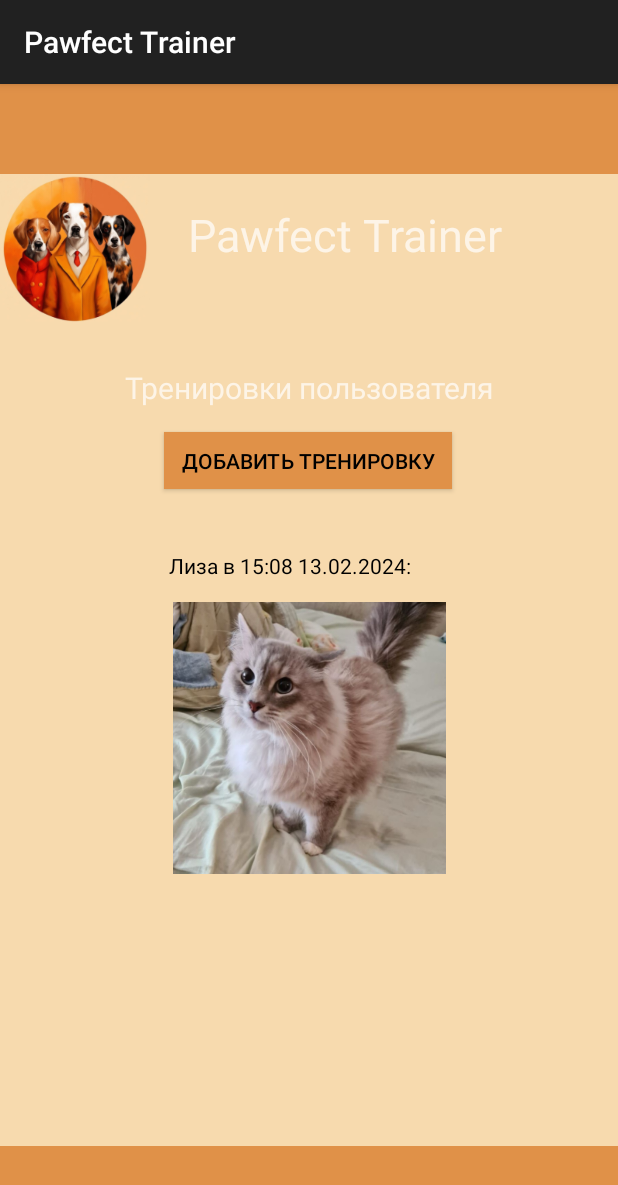
After one commit to moevm/adfmp1h24-dog_trainer, an Android app: the ShowUserMeTrainingsActivity screen opened directly, with no data from a screen before it, on a phone screen of 412 x 824 dp. The commit adds this screen. Shown: the top 1185 px of the screen. Run offline under Robolectric (Android 15) with nearby library versions, the phone set to English and light mode, and no system bars.

Commit message:
refs #4: created template of show user me trainings screen

```diff
--- a/DogTrainer/app/src/main/AndroidManifest.xml
+++ b/DogTrainer/app/src/main/AndroidManifest.xml
@@ -9,8 +9,8 @@
         android:icon="@mipmap/ic_launcher"
         android:label="@string/appName"
         android:roundIcon="@mipmap/ic_launcher_round"
+        android:supportsRtl="true"
         android:theme="@style/Theme.AppCompat"
-        android:supportsRtl="true"
         tools:targetApi="31">
         <activity
             android:name=".AuthUserActivity"
@@ -27,6 +27,9 @@
         <activity
             android:name=".ViewUserMeActivity"
             android:exported="false" />
+        <activity
+            android:name=".ShowUserMeTrainingsActivity"
+            android:exported="false" />
     </application>
 
 </manifest>
--- /dev/null
+++ b/DogTrainer/app/src/main/java/application_development_for_mobile_platforms/dog_trainer/ShowUserMeTrainingsActivity.kt
@@ -0,0 +1,11 @@
+package application_development_for_mobile_platforms.dog_trainer
+
+import androidx.appcompat.app.AppCompatActivity
+import android.os.Bundle
+
+class ShowUserMeTrainingsActivity : AppCompatActivity() {
+    override fun onCreate(savedInstanceState: Bundle?) {
+        super.onCreate(savedInstanceState)
+        setContentView(R.layout.activity_show_user_me_trainings)
+    }
+}
--- /dev/null
+++ b/DogTrainer/app/src/main/res/layout/activity_show_user_me_trainings.xml
@@ -0,0 +1,112 @@
+<?xml version="1.0" encoding="utf-8"?>
+<androidx.constraintlayout.widget.ConstraintLayout xmlns:android="http://schemas.android.com/apk/res/android"
+    xmlns:app="http://schemas.android.com/apk/res-auto"
+    xmlns:tools="http://schemas.android.com/tools"
+    android:layout_width="match_parent"
+    android:layout_height="match_parent"
+    tools:context=".ShowUserMeTrainingsActivity"
+    android:background="@color/mainBackground">
+
+    <View
+        android:id="@+id/topRectangle"
+        android:layout_width="match_parent"
+        android:layout_height="60dp"
+        android:layout_alignParentTop="true"
+        android:background="@color/mainElements"
+        android:visibility="visible"
+        app:layout_constraintEnd_toEndOf="parent"
+        app:layout_constraintHorizontal_bias="1.0"
+        app:layout_constraintStart_toStartOf="parent"
+        app:layout_constraintTop_toTopOf="parent" />
+
+    <ImageView
+        android:id="@+id/appLogo"
+        android:layout_width="100dp"
+        android:layout_height="100dp"
+        android:layout_marginTop="60dp"
+        android:contentDescription="@string/appLogo"
+        app:layout_constraintBottom_toBottomOf="parent"
+        app:layout_constraintEnd_toEndOf="parent"
+        app:layout_constraintHorizontal_bias="0.0"
+        app:layout_constraintStart_toStartOf="parent"
+        app:layout_constraintTop_toTopOf="parent"
+        app:layout_constraintVertical_bias="0.0"
+        app:srcCompat="@drawable/app_logo" />
+
+    <TextView
+        android:id="@+id/appName"
+        android:layout_width="wrap_content"
+        android:layout_height="wrap_content"
+        android:layout_marginStart="25dp"
+        android:layout_marginTop="80dp"
+        android:layout_marginEnd="57dp"
+        android:text="@string/appName"
+        android:textSize="30sp"
+        app:layout_constraintBottom_toBottomOf="parent"
+        app:layout_constraintEnd_toEndOf="parent"
+        app:layout_constraintHorizontal_bias="0.0"
+        app:layout_constraintStart_toEndOf="@+id/appLogo"
+        app:layout_constraintTop_toTopOf="parent"
+        app:layout_constraintVertical_bias="0.0" />
+
+    <View
+        android:id="@+id/footerRectangle"
+        android:layout_width="match_parent"
+        android:layout_height="60dp"
+        android:layout_alignParentTop="true"
+        android:layout_marginTop="660dp"
+        android:background="@color/mainElements"
+        android:visibility="visible"
+        app:layout_constraintBottom_toBottomOf="parent"
+        app:layout_constraintEnd_toEndOf="parent"
+        app:layout_constraintHorizontal_bias="0.0"
+        app:layout_constraintStart_toStartOf="parent"
+        app:layout_constraintTop_toBottomOf="@+id/topRectangle"
+        app:layout_constraintVertical_bias="1.0" />
+
+    <TextView
+        android:id="@+id/userNewsScreenHeader"
+        android:layout_width="wrap_content"
+        android:layout_height="wrap_content"
+        android:layout_marginTop="68dp"
+        android:text="@string/userNewsScreenHeader"
+        android:textSize="20sp"
+        app:layout_constraintEnd_toEndOf="parent"
+        app:layout_constraintStart_toStartOf="parent"
+        app:layout_constraintTop_toBottomOf="@+id/appName" />
+
+    <Button
+        android:id="@+id/signUpButton"
+        android:layout_width="192dp"
+        android:layout_height="38dp"
+        android:layout_marginTop="16dp"
+        android:background="@color/mainElements"
+        android:text="@string/addTraining"
+        android:textColor="@color/black"
+        app:layout_constraintEnd_toEndOf="parent"
+        app:layout_constraintHorizontal_bias="0.497"
+        app:layout_constraintStart_toStartOf="parent"
+        app:layout_constraintTop_toBottomOf="@+id/userNewsScreenHeader" />
+
+    <ImageView
+        android:id="@+id/imageView2"
+        android:layout_width="190dp"
+        android:layout_height="181dp"
+        android:layout_marginTop="14dp"
+        app:layout_constraintEnd_toEndOf="parent"
+        app:layout_constraintStart_toStartOf="parent"
+        app:layout_constraintTop_toBottomOf="@+id/textView"
+        app:srcCompat="@drawable/user_news_example_1" />
+
+    <TextView
+        android:id="@+id/textView"
+        android:layout_width="187dp"
+        android:layout_height="20dp"
+        android:layout_marginTop="41dp"
+        android:text="Лиза в 15:08 13.02.2024:"
+        android:textColor="@color/black"
+        app:layout_constraintEnd_toEndOf="parent"
+        app:layout_constraintStart_toStartOf="parent"
+        app:layout_constraintTop_toBottomOf="@+id/signUpButton" />
+
+</androidx.constraintlayout.widget.ConstraintLayout>
--- a/DogTrainer/app/src/main/res/values/strings.xml
+++ b/DogTrainer/app/src/main/res/values/strings.xml
@@ -20,4 +20,6 @@
     <string name="signInScreenHeader">Вход</string>
     <string name="pin">Введите PIN-код</string>
     <string name="signUpAction">Регистрация</string>
+    <string name="userNewsScreenHeader">Тренировки пользователя</string>
+    <string name="addTraining">Добавить тренировку</string>
 </resources>
```
Also changed, not shown: DogTrainer/app/src/main/res/drawable/user_news_example_1.png (added).
